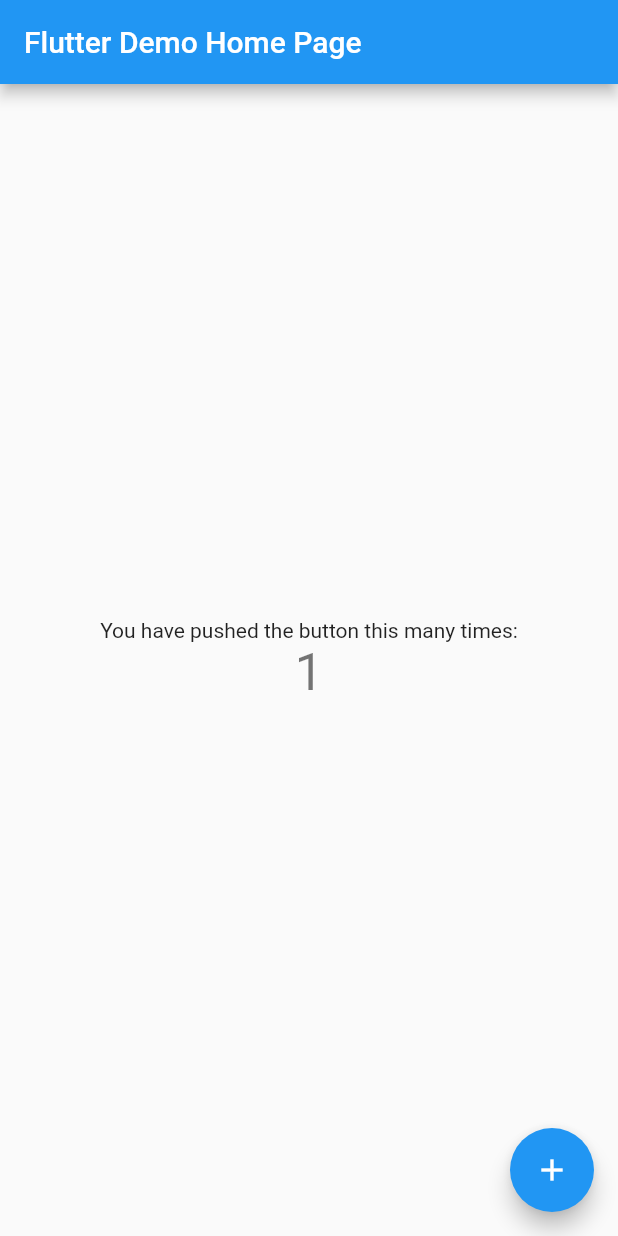
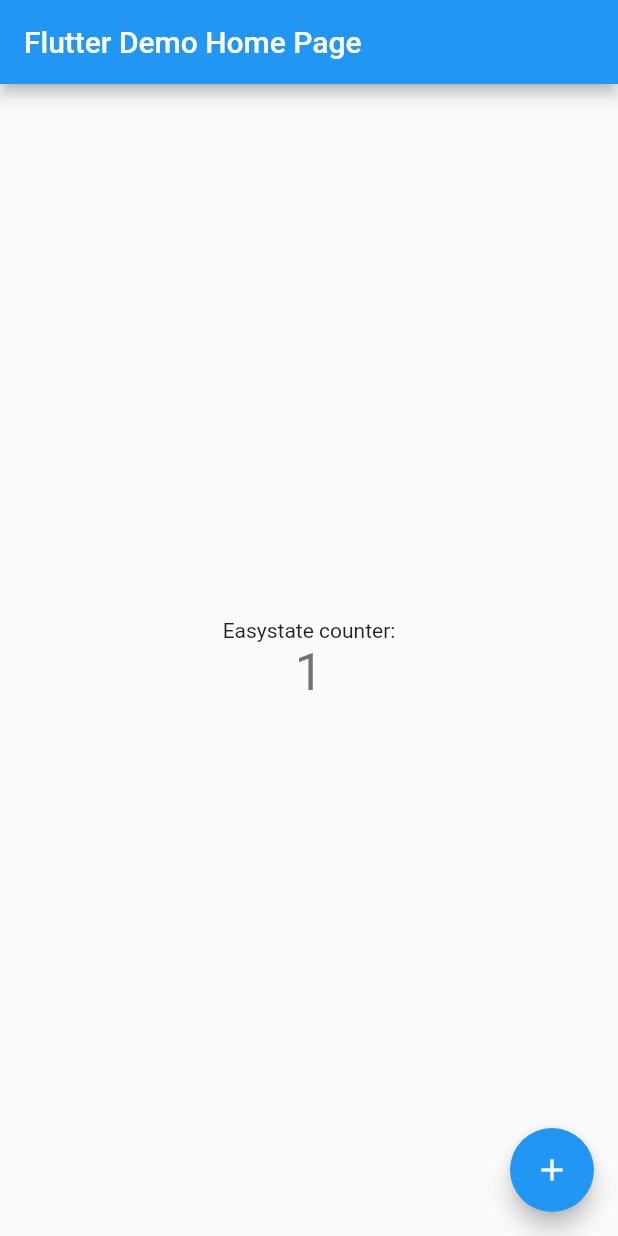
Before and after one commit to thruthesky/easystate_old, a Flutter app: the screen it shows after launch, after a tap on the "add" icon, on a phone screen of 412 x 824 dp. Run offline on Flutter 3.47's test engine with Material 2 defaults, Android fonts, the phone set to English and light mode, and no system bars; our stand-ins replace rxdart.

Commit message:
update for easystate

```diff
--- /dev/null
+++ b/lib/count.model.dart
@@ -0,0 +1,12 @@
+import 'package:rxdart/rxdart.dart';
+
+class CountModel {
+  static BehaviorSubject<int> count = BehaviorSubject<int>.seeded(0);
+  static int countValue = 0;
+
+  static increase() {
+    print('increase');
+    countValue++;
+    count.add(countValue);
+  }
+}
--- a/lib/main.dart
+++ b/lib/main.dart
@@ -1,3 +1,4 @@
+import 'package:easystate/count.model.dart';
 import 'package:flutter/material.dart';
 
 void main() {
@@ -5,25 +6,12 @@ void main() {
 }
 
 class MyApp extends StatelessWidget {
-  // This widget is the root of your application.
   @override
   Widget build(BuildContext context) {
     return MaterialApp(
       title: 'Flutter Demo',
       theme: ThemeData(
-        // This is the theme of your application.
-        //
-        // Try running your application with "flutter run". You'll see the
-        // application has a blue toolbar. Then, without quitting the app, try
-        // changing the primarySwatch below to Colors.green and then invoke
-        // "hot reload" (press "r" in the console where you ran "flutter run",
-        // or simply save your changes to "hot reload" in a Flutter IDE).
-        // Notice that the counter didn't reset back to zero; the application
-        // is not restarted.
         primarySwatch: Colors.blue,
-        // This makes the visual density adapt to the platform that you run
-        // the app on. For desktop platforms, the controls will be smaller and
-        // closer together (more dense) than on mobile platforms.
         visualDensity: VisualDensity.adaptivePlatformDensity,
       ),
       home: MyHomePage(title: 'Flutter Demo Home Page'),
@@ -34,15 +22,6 @@ class MyApp extends StatelessWidget {
 class MyHomePage extends StatefulWidget {
   MyHomePage({Key key, this.title}) : super(key: key);
 
-  // This widget is the home page of your application. It is stateful, meaning
-  // that it has a State object (defined below) that contains fields that affect
-  // how it looks.
-
-  // This class is the configuration for the state. It holds the values (in this
-  // case the title) provided by the parent (in this case the App widget) and
-  // used by the build method of the State. Fields in a Widget subclass are
-  // always marked "final".
-
   final String title;
 
   @override
@@ -50,68 +29,37 @@ class MyHomePage extends StatefulWidget {
 }
 
 class _MyHomePageState extends State<MyHomePage> {
-  int _counter = 0;
-
-  void _incrementCounter() {
-    setState(() {
-      // This call to setState tells the Flutter framework that something has
-      // changed in this State, which causes it to rerun the build method below
-      // so that the display can reflect the updated values. If we changed
-      // _counter without calling setState(), then the build method would not be
-      // called again, and so nothing would appear to happen.
-      _counter++;
-    });
-  }
-
   @override
   Widget build(BuildContext context) {
-    // This method is rerun every time setState is called, for instance as done
-    // by the _incrementCounter method above.
-    //
-    // The Flutter framework has been optimized to make rerunning build methods
-    // fast, so that you can just rebuild anything that needs updating rather
-    // than having to individually change instances of widgets.
     return Scaffold(
       appBar: AppBar(
-        // Here we take the value from the MyHomePage object that was created by
-        // the App.build method, and use it to set our appbar title.
         title: Text(widget.title),
       ),
       body: Center(
-        // Center is a layout widget. It takes a single child and positions it
-        // in the middle of the parent.
         child: Column(
-          // Column is also a layout widget. It takes a list of children and
-          // arranges them vertically. By default, it sizes itself to fit its
-          // children horizontally, and tries to be as tall as its parent.
-          //
-          // Invoke "debug painting" (press "p" in the console, choose the
-          // "Toggle Debug Paint" action from the Flutter Inspector in Android
-          // Studio, or the "Toggle Debug Paint" command in Visual Studio Code)
-          // to see the wireframe for each widget.
-          //
-          // Column has various properties to control how it sizes itself and
-          // how it positions its children. Here we use mainAxisAlignment to
-          // center the children vertically; the main axis here is the vertical
-          // axis because Columns are vertical (the cross axis would be
-          // horizontal).
           mainAxisAlignment: MainAxisAlignment.center,
           children: <Widget>[
             Text(
-              'You have pushed the button this many times:',
+              'Easystate counter:',
             ),
-            Text(
-              '$_counter',
-              style: Theme.of(context).textTheme.headline4,
+            StreamBuilder(
+              stream: CountModel.count,
+              builder: (context, snapshot) {
+                if (!snapshot.hasData) return CircularProgressIndicator();
+                return Text(
+                  snapshot.data.toString(),
+                  style: Theme.of(context).textTheme.headline4,
+                );
+              },
             ),
           ],
         ),
       ),
       floatingActionButton: FloatingActionButton(
-        onPressed: _incrementCounter,
+        onPressed: () => CountModel.increase(),
         tooltip: 'Increment',
         child: Icon(Icons.add),
-      ), // This trailing comma makes auto-formatting nicer for build methods.
+      ),
     );
   }
 }
--- a/pubspec.yaml
+++ b/pubspec.yaml
@@ -29,6 +29,7 @@ dependencies:
   # Use with the CupertinoIcons class for iOS style icons.
   cupertino_icons: ^0.1.3
 
+  rxdart: ^0.24.1
 dev_dependencies:
   flutter_test:
     sdk: flutter
```
Also changed, not shown: pubspec.lock.
